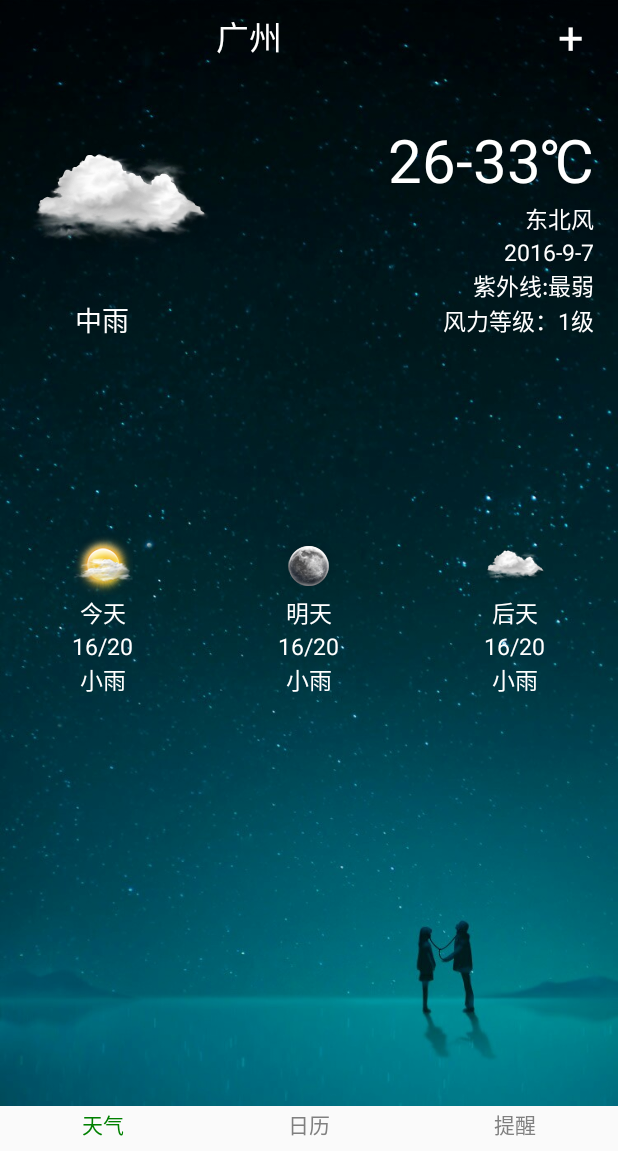
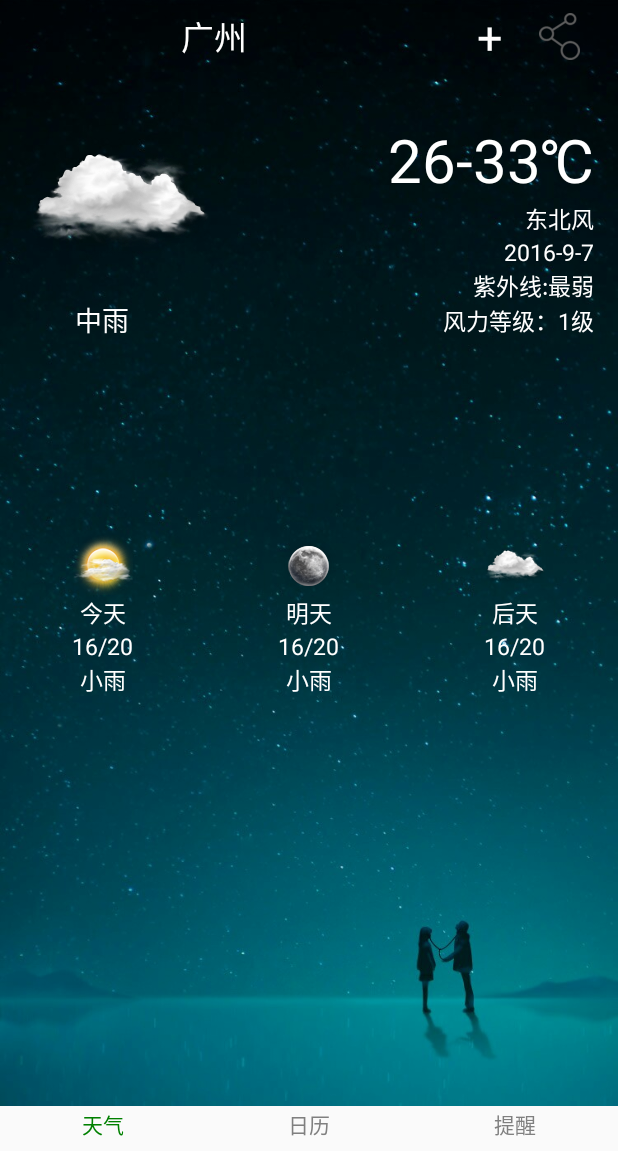
Before and after one commit to linkaicheng/WeatherSchedule, an Android app: the WeatherFragment screen opened directly, with no data from a screen before it, on a phone screen of 412 x 824 dp, the part 85-1236 px from its top. Run offline under Robolectric (Android 15) with nearby library versions, the phone set to English and light mode, and no system bars; 1 statement that could not run was skipped.

Commit message:
编写分享天气信息的功能

```diff
--- a/app/src/main/res/layout/fragment_weather.xml
+++ b/app/src/main/res/layout/fragment_weather.xml
@@ -12,7 +12,7 @@
         android:gravity="center" >
 
         <LinearLayout
-            android:layout_width="match_parent"
+            android:layout_width="350dp"
             android:layout_height="match_parent"
             android:gravity="center"
             android:orientation="vertical" >
@@ -25,15 +25,23 @@
                 android:textAppearance="?android:attr/textAppearanceLarge" />
 
         </LinearLayout>
+
+
+
         <TextView
             android:id="@+id/tvPlus"
-            android:layout_width="50dp"
+            android:layout_width="30dp"
             android:layout_height="wrap_content"
             android:text="+"
             android:textColor="@color/white"
            android:textSize="30sp"
-            android:paddingRight="16dp"
-            android:layout_marginRight="30dp"
+            />
+        <ImageView
+            android:layout_width="50dp"
+            android:layout_height="wrap_content"
+            android:id="@+id/imShare"
+            android:src="@mipmap/share"
+            android:layout_marginRight="46dp"
             />
     </LinearLayout>
 
```
Also changed, not shown: app/src/main/res/mipmap-hdpi/share.png (added).
